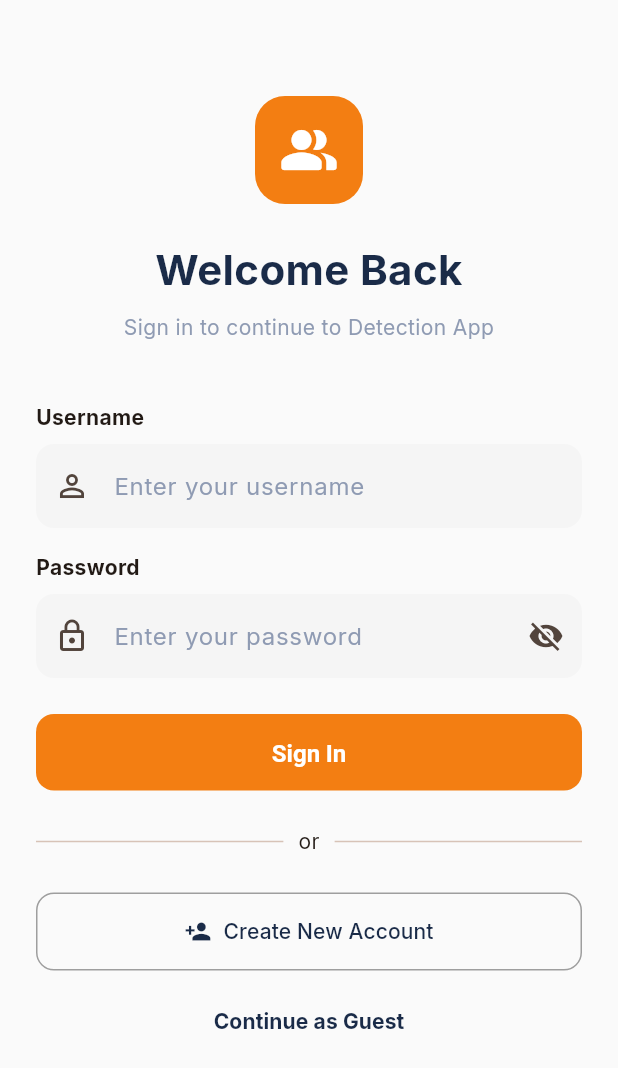
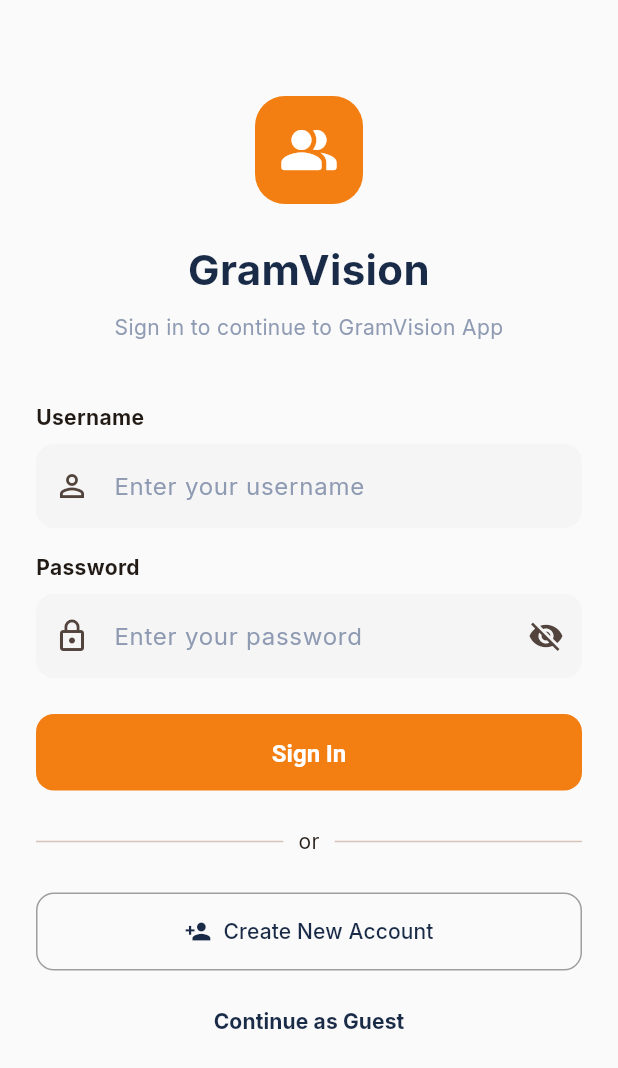
Before and after one commit to jxrxxwxt/Senior-Project, a Flutter app: the screen it shows after launch, on a phone screen of 412 x 824 dp. Shown: the top 1068 px of the screen. Run offline on Flutter 3.47's test engine with Material 3 defaults, Android fonts, the phone set to English and light mode, and no system bars; our stand-ins replace camera, dio, google_fonts, image_picker, permission_handler, shared_preferences and 1 more; missing offline and left inert: gal; accounts and stored records are empty.

Commit message:
fix: change some text & app name GranVision

```diff
--- a/detection_app/lib/features/auth/screens/login_screen.dart
+++ b/detection_app/lib/features/auth/screens/login_screen.dart
@@ -53,9 +53,9 @@ class _LoginScreenState extends State<LoginScreen> {
                 ),
               ),
               const SizedBox(height: 24),
-              const Text("Welcome Back", textAlign: TextAlign.center, style: TextStyle(fontSize: 28, fontWeight: FontWeight.bold, color: AppColors.textDark)),
+              const Text("GramVision", textAlign: TextAlign.center, style: TextStyle(fontSize: 28, fontWeight: FontWeight.bold, color: AppColors.textDark)),
               const SizedBox(height: 8),
-              const Text("Sign in to continue to Detection App", textAlign: TextAlign.center, style: TextStyle(color: AppColors.textGrey)),
+              const Text("Sign in to continue to GramVision App", textAlign: TextAlign.center, style: TextStyle(color: AppColors.textGrey)),
               const SizedBox(height: 40),
 
               const Text("Username", style: TextStyle(fontWeight: FontWeight.bold)),
--- a/detection_app/lib/features/auth/screens/register_screen.dart
+++ b/detection_app/lib/features/auth/screens/register_screen.dart
@@ -97,7 +97,7 @@ class _RegisterScreenState extends State<RegisterScreen> {
                   const SizedBox(height: 32),
                   const Text("Create Account", style: TextStyle(fontSize: 28, fontWeight: FontWeight.bold, color: AppColors.textDark)),
                   const SizedBox(height: 8),
-                  const Text("Join the Detection App community", style: TextStyle(color: AppColors.textGrey, fontSize: 15)),
+                  const Text("Join the GramVision Application", style: TextStyle(color: AppColors.textGrey, fontSize: 15)),
                   const SizedBox(height: 32),
 
                   // 2. Form Fields
```
